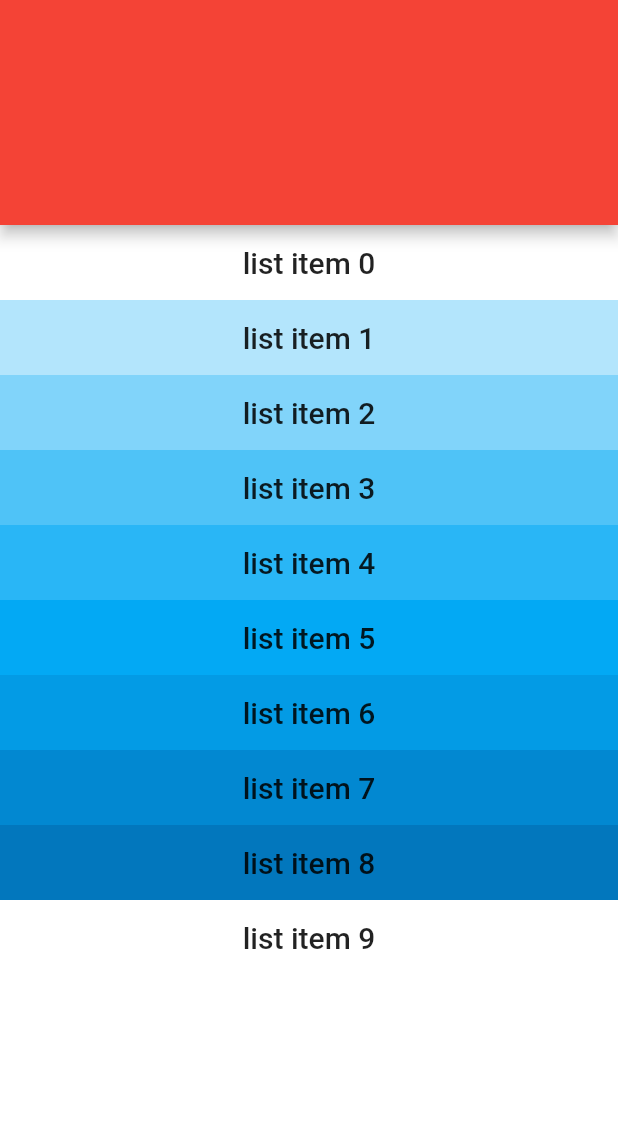
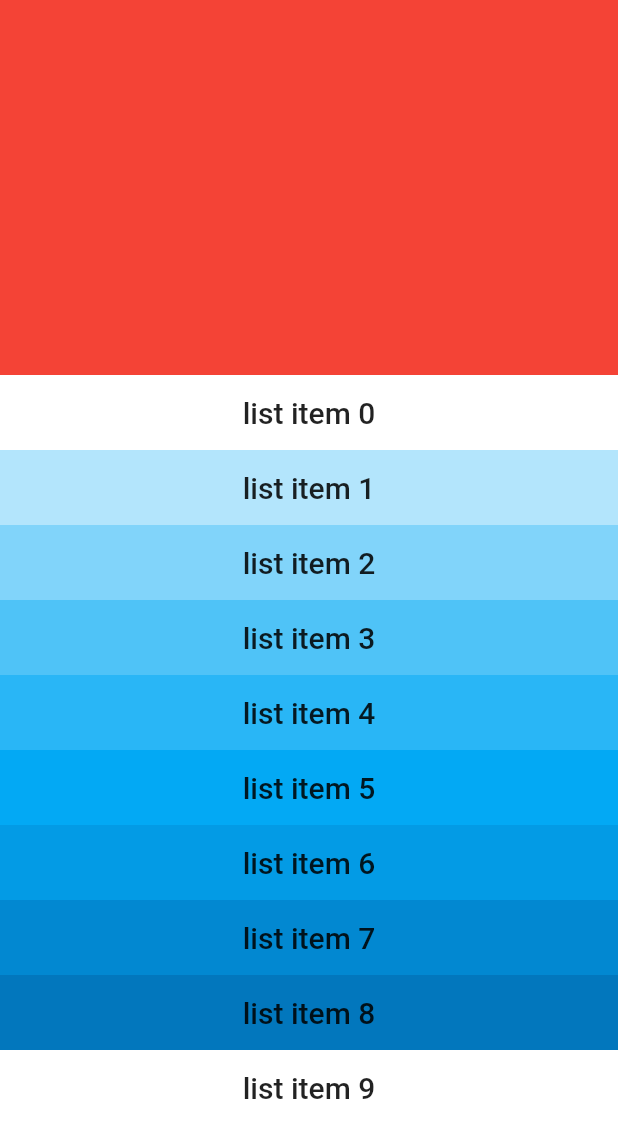
Before and after one commit to tomaszpolanski/FlutterSandbox, a Flutter app: the screen it shows after launch, after a tap on "Sliver2", on a phone screen of 412 x 824 dp. Shown: the top 1138 px of the screen. Run offline on Flutter 3.47's test engine with Material 2 defaults, Android fonts, the phone set to English and light mode, and no system bars; our stand-ins replace firebase_messaging, fluro, flutter_redux, redux, rxdart; missing offline and left inert: flutter_stetho, redux_epics; accounts and stored records are empty; statements that could not run were skipped.

Commit message:
Preparing presentation

````diff
--- a/lib/features/silvers/Bar.dart
+++ b/lib/features/silvers/Bar.dart
@@ -1,7 +1,7 @@
 import 'package:flutter/foundation.dart';
 import 'package:flutter/material.dart';
 
-class Bar extends StatefulWidget {
+class Bar extends StatelessWidget {
   const Bar({Key key, this.start, this.end}) : super(key: key);
 
   final Color start;
@@ -22,12 +22,6 @@ class Bar extends StatefulWidget {
     );
   }
 
-  @override
-  _BarState createState() => new _BarState();
-}
-
-class _BarState extends State<Bar> {
-  @override
   Widget build(BuildContext context) {
     final _BarSettings settings =
         context.inheritFromWidgetOfExactType(_BarSettings);
@@ -42,11 +36,7 @@ class _BarState extends State<Bar> {
         (1.0 - (settings.currentExtent - settings.minExtent) / deltaExtent)
             .clamp(0.0, 1.0);
 
-    return new Container(
-      height: double.infinity,
-      width: double.infinity,
-      color: Color.lerp(widget.start, widget.end, t),
-    );
+    return new Container(color: Color.lerp(start, end, t));
   }
 }
 
--- a/lib/features/silvers/CustomAppBar.dart
+++ /dev/null
@@ -1,27 +0,0 @@
-import 'package:flutter/material.dart';
-import 'package:flutter_view/features/silvers/CustomAppBarDelegate.dart';
-
-class CustomAppBar extends StatelessWidget {
-  const CustomAppBar({
-    Key key,
-    this.flexibleSpace,
-    this.expandedHeight,
-  }) : super(key: key);
-
-  final Widget flexibleSpace;
-  final double expandedHeight;
-
-  @override
-  Widget build(BuildContext context) {
-    return new MediaQuery.removePadding(
-      context: context,
-      removeBottom: true,
-      child: new SliverPersistentHeader(
-        delegate: new CustomAppBarDelegate(
-          flexibleSpace: flexibleSpace,
-          expandedHeight: expandedHeight,
-        ),
-      ),
-    );
-  }
-}
--- a/lib/features/silvers/CustomAppBarDelegate.dart
+++ b/lib/features/silvers/CustomAppBarDelegate.dart
@@ -3,7 +3,6 @@ import 'dart:math' as math;
 import 'package:flutter/foundation.dart';
 import 'package:flutter/material.dart';
 import 'package:flutter_view/features/silvers/Bar.dart';
-import 'package:flutter_view/features/silvers/SimpleAppBar.dart';
 import 'package:meta/meta.dart';
 
 class CustomAppBarDelegate extends SliverPersistentHeaderDelegate {
@@ -29,9 +28,7 @@ class CustomAppBarDelegate extends SliverPersistentHeaderDelegate {
       minExtent: minExtent,
       maxExtent: maxExtent,
       currentExtent: math.max(minExtent, maxExtent - shrinkOffset),
-      child: new SimpleAppBar(
-        flexibleSpace: flexibleSpace,
-      ),
+      child: flexibleSpace,
     );
   }
 
--- a/lib/features/silvers/SimpleAppBar.dart
+++ /dev/null
@@ -1,213 +0,0 @@
-import 'package:flutter/material.dart';
-
-class SimpleAppBar extends StatefulWidget implements PreferredSizeWidget {
-  /// Creates a material design app bar.
-  ///
-  /// The arguments [elevation], [primary], [toolbarOpacity], [bottomOpacity]
-  /// and [automaticallyImplyLeading] must not be null.
-  ///
-  /// Typically used in the [Scaffold.appBar] property.
-  SimpleAppBar({
-    Key key,
-    this.leading,
-    this.automaticallyImplyLeading: true,
-    this.title,
-    this.actions,
-    this.flexibleSpace,
-    this.bottom,
-    this.elevation: 4.0,
-    this.backgroundColor,
-    this.brightness,
-    this.iconTheme,
-    this.textTheme,
-    this.primary: true,
-    this.centerTitle,
-    this.titleSpacing: NavigationToolbar.kMiddleSpacing,
-    this.toolbarOpacity: 1.0,
-    this.bottomOpacity: 1.0,
-  }) :
-        preferredSize = new Size.fromHeight(kToolbarHeight + (bottom?.preferredSize?.height ?? 0.0)),
-        super(key: key);
-
-  /// A widget to display before the [title].
-  ///
-  /// If this is null and [automaticallyImplyLeading] is set to true, the
-  /// [AppBar] will imply an appropriate widget. For example, if the [AppBar] is
-  /// in a [Scaffold] that also has a [Drawer], the [Scaffold] will fill this
-  /// widget with an [IconButton] that opens the drawer (using [Icons.menu]). If
-  /// there's no [Drawer] and the parent [Navigator] can go back, the [AppBar]
-  /// will use a [BackButton] that calls [Navigator.maybePop].
-  final Widget leading;
-
-  /// Controls whether we should try to imply the leading widget if null.
-  ///
-  /// If true and [leading] is null, automatically try to deduce what the leading
-  /// widget should be. If false and [leading] is null, leading space is given to [title].
-  /// If leading widget is not null, this parameter has no effect.
-  final bool automaticallyImplyLeading;
-
-  /// The primary widget displayed in the appbar.
-  ///
-  /// Typically a [Text] widget containing a description of the current contents
-  /// of the app.
-  final Widget title;
-
-  /// Widgets to display after the [title] widget.
-  ///
-  /// Typically these widgets are [IconButton]s representing common operations.
-  /// For less common operations, consider using a [PopupMenuButton] as the
-  /// last action.
-  ///
-  /// ## Sample code
-  ///
-  /// ```dart
-  /// new Scaffold(
-  ///   appBar: new AppBar(
-  ///     title: new Text('Hello World'),
-  ///     actions: <Widget>[
-  ///       new IconButton(
-  ///         icon: new Icon(Icons.shopping_cart),
-  ///         tooltip: 'Open shopping cart',
-  ///         onPressed: () {
-  ///           // ...
-  ///         },
-  ///       ),
-  ///     ],
-  ///   ),
-  /// )
-  /// ```
-  final List<Widget> actions;
-
-  /// This widget is stacked behind the toolbar and the tabbar. It's height will
-  /// be the same as the app bar's overall height.
-  ///
-  /// A flexible space isn't actually flexible unless the [AppBar]'s container
-  /// changes the [AppBar]'s size. A [SliverAppBar] in a [CustomScrollView]
-  /// changes the [AppBar]'s height when scrolled.
-  ///
-  /// Typically a [FlexibleSpaceBar]. See [FlexibleSpaceBar] for details.
-  final Widget flexibleSpace;
-
-  /// This widget appears across the bottom of the app bar.
-  ///
-  /// Typically a [TabBar]. Only widgets that implement [PreferredSizeWidget] can
-  /// be used at the bottom of an app bar.
-  ///
-  /// See also:
-  ///
-  ///  * [PreferredSize], which can be used to give an arbitrary widget a preferred size.
-  final PreferredSizeWidget bottom;
-
-  /// The z-coordinate at which to place this app bar. This controls the size of
-  /// the shadow below the app bar.
-  ///
-  /// Defaults to 4, the appropriate elevation for app bars.
-  final double elevation;
-
-  /// The color to use for the app bar's material. Typically this should be set
-  /// along with [brightness], [iconTheme], [textTheme].
-  ///
-  /// Defaults to [ThemeData.primaryColor].
-  final Color backgroundColor;
-
-  /// The brightness of the app bar's material. Typically this is set along
-  /// with [backgroundColor], [iconTheme], [textTheme].
-  ///
-  /// Defaults to [ThemeData.primaryColorBrightness].
-  final Brightness brightness;
-
-  /// The color, opacity, and size to use for app bar icons. Typically this
-  /// is set along with [backgroundColor], [brightness], [textTheme].
-  ///
-  /// Defaults to [ThemeData.primaryIconTheme].
-  final IconThemeData iconTheme;
-
-  /// The typographic styles to use for text in the app bar. Typically this is
-  /// set along with [brightness] [backgroundColor], [iconTheme].
-  ///
-  /// Defaults to [ThemeData.primaryTextTheme].
-  final TextTheme textTheme;
-
-  /// Whether this app bar is being displayed at the top of the screen.
-  ///
-  /// If true, the appbar's toolbar elements and [bottom] widget will be
-  /// padded on top by the height of the system status bar. The layout
-  /// of the [flexibleSpace] is not affected by the [primary] property.
-  final bool primary;
-
-  /// Whether the title should be centered.
-  ///
-  /// Defaults to being adapted to the current [TargetPlatform].
-  final bool centerTitle;
-
-  /// The spacing around [title] content on the horizontal axis. This spacing is
-  /// applied even if there is no [leading] content or [actions]. If you want
-  /// [title] to take all the space available, set this value to 0.0.
-  ///
-  /// Defaults to [NavigationToolbar.kMiddleSpacing].
-  final double titleSpacing;
-
-  /// How opaque the toolbar part of the app bar is.
-  ///
-  /// A value of 1.0 is fully opaque, and a value of 0.0 is fully transparent.
-  ///
-  /// Typically, this value is not changed from its default value (1.0). It is
-  /// used by [SliverAppBar] to animate the opacity of the toolbar when the app
-  /// bar is scrolled.
-  final double toolbarOpacity;
-
-  /// How opaque the bottom part of the app bar is.
-  ///
-  /// A value of 1.0 is fully opaque, and a value of 0.0 is fully transparent.
-  ///
-  /// Typically, this value is not changed from its default value (1.0). It is
-  /// used by [SliverAppBar] to animate the opacity of the toolbar when the app
-  /// bar is scrolled.
-  final double bottomOpacity;
-
-  /// A size whose height is the sum of [kToolbarHeight] and the [bottom] widget's
-  /// preferred height.
-  ///
-  /// [Scaffold] uses this this size to set its app bar's height.
-  @override
-  final Size preferredSize;
-
-  bool _getEffectiveCenterTitle(ThemeData themeData) {
-    if (centerTitle != null)
-      return centerTitle;
-    assert(themeData.platform != null);
-    switch (themeData.platform) {
-      case TargetPlatform.android:
-      case TargetPlatform.fuchsia:
-        return false;
-      case TargetPlatform.iOS:
-        return actions == null || actions.length < 2;
-    }
-    return null;
-  }
-
-  @override
-  _SimpleAppBarState createState() => new _SimpleAppBarState();
-}
-
-class _SimpleAppBarState extends State<SimpleAppBar> {
-  void _handleDrawerButton() {
-    Scaffold.of(context).openDrawer();
-  }
-
-  void _handleDrawerButtonEnd() {
-    Scaffold.of(context).openEndDrawer();
-  }
-
-  @override
-  Widget build(BuildContext context) {
-    assert(!widget.primary || debugCheckHasMediaQuery(context));
-    final ThemeData themeData = Theme.of(context);
-
-    return new Material(
-      color: widget.backgroundColor ?? themeData.primaryColor,
-      elevation: widget.elevation,
-      child: widget.flexibleSpace,
-    );
-  }
-}
--- a/lib/features/silvers/Sliver2.dart
+++ b/lib/features/silvers/Sliver2.dart
@@ -1,6 +1,6 @@
 import 'package:flutter/material.dart';
 import 'package:flutter_view/features/silvers/Bar.dart';
-import 'package:flutter_view/features/silvers/CustomAppBar.dart';
+import 'package:flutter_view/features/silvers/CustomAppBarDelegate.dart';
 
 class Sliver2 extends StatelessWidget {
   @override
@@ -9,11 +9,13 @@ class Sliver2 extends StatelessWidget {
       color: Colors.white,
       child: new CustomScrollView(
         slivers: <Widget>[
-          new CustomAppBar(
-            expandedHeight: 150.0,
+          new SliverPersistentHeader(
+            delegate: new CustomAppBarDelegate(
+              expandedHeight: 250.0,
               flexibleSpace: new Bar(
                 start: Colors.red,
                 end: Colors.purple,
+              ),
             ),
           ),
           new SliverFixedExtentList(
--- a/lib/pages/HomePage.dart
+++ b/lib/pages/HomePage.dart
@@ -5,6 +5,8 @@ import 'package:flutter_view/routing/Routes.dart';
 
 class HomePage extends StatelessWidget {
   final List<ExamplePage> _pages = [
+    new ExamplePage("Sliver Presentation", Routes.kSliverPresentation, Icons.important_devices,
+        description: "Let's lear about Slivers!"),
     new ExamplePage("Sliver1", Routes.kSliver1, Icons.golf_course,
         description: "Basic slivers"),
     new ExamplePage("Sliver2", Routes.kSliver2, Icons.add_circle,
--- a/lib/routing/Routes.dart
+++ b/lib/routing/Routes.dart
@@ -1,5 +1,6 @@
 import 'package:fluro/fluro.dart';
 import 'package:flutter/material.dart';
+import 'package:flutter_view/features/silvers/SliverPresentationPage.dart';
 import 'package:flutter_view/pages/HomePage.dart';
 import 'package:flutter_view/features/photoview/PhotoListPage.dart';
 import 'package:flutter_view/pages/PushNotificationPage.dart';
@@ -17,6 +18,7 @@ class Routes {
   static String kPhotoView = "/home/photoview";
   static String kSliver1 = "/home/sliver1";
   static String kSliver2 = "/home/sliver2";
+  static String kSliverPresentation = "/home/sliver/presentation";
 
   static final Router router = new Router();
 
@@ -29,6 +31,7 @@ class Routes {
     router.define(kPhotoView, handler: photoHandler);
     router.define(kSliver1, handler: new Handler(handlerFunc: (_, __) => new Sliver1()));
     router.define(kSliver2, handler: new Handler(handlerFunc: (_, __) => new Sliver2()));
+    router.define(kSliverPresentation, handler: new Handler(handlerFunc: (_, __) => new SliverPresentationPage()));
   }
 
 }
````
Also changed, not shown: lib/features/silvers/SliverPresentationPage.dart (added, +49 -0 lines), lib/features/silvers/pages/SliverTypesPage.dart (added, +143 -0 lines), lib/features/silvers/pages/TitlePage.dart (added, +37 -0 lines). Lines whose indentation alone changed are shown as unchanged.
